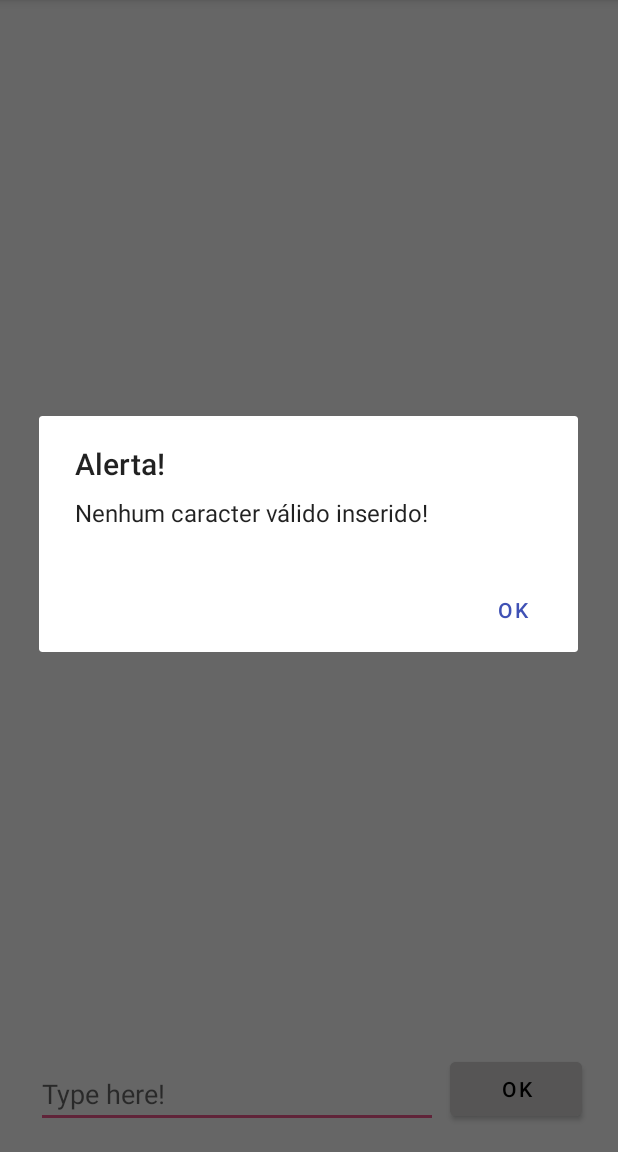
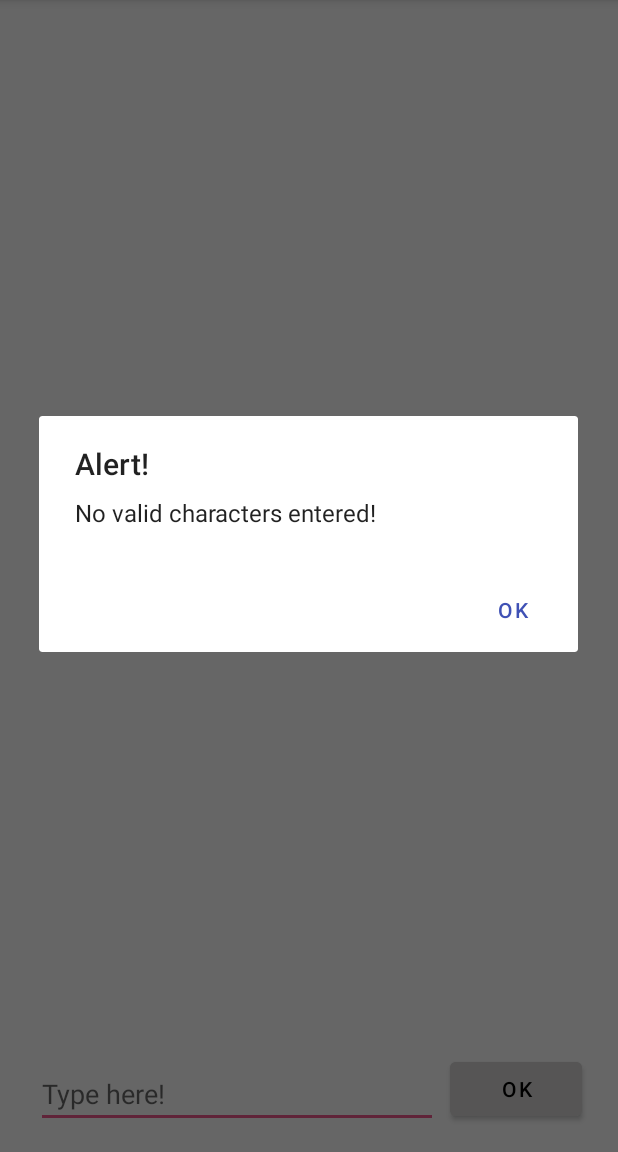
Before and after one commit to gabriaraujo/scrabble, an Android app: the screen it shows after launch (MainActivity), after a tap on "OK", on a phone screen of 412 x 824 dp, the part 84-1236 px from its top. Run offline under Robolectric (Android 15) with nearby library versions, the phone set to English and light mode, and no system bars.

Commit message:
fix: translation of alerts

```diff
--- a/app/src/main/java/com/exemple/scrabble/FirstFragment.kt
+++ b/app/src/main/java/com/exemple/scrabble/FirstFragment.kt
@@ -204,8 +204,8 @@ class FirstFragment : Fragment() {
         // checks if the string passed by parameter is empty
         if (str.isEmpty()) {
             val dialog = AlertDialog.Builder(this.context)
-            dialog.setTitle("Alerta!")
-            dialog.setMessage("Nenhum caracter válido inserido!")
+            dialog.setTitle("Alert!")
+            dialog.setMessage("No valid characters entered!")
             dialog.setPositiveButton("OK", null)
             dialog.show()
 
@@ -258,8 +258,8 @@ class FirstFragment : Fragment() {
         // issues an alert that some characters will be disregarded
         if (pattern.matcher(text).find() || numPattern.matcher(text).find()) {
             val dialog = AlertDialog.Builder(this.context)
-            dialog.setTitle("Alerta!")
-            dialog.setMessage("Caracteres inválidos foram desconsiderados!")
+            dialog.setTitle("Alert!")
+            dialog.setMessage("Invalid characters have been disregarded!")
             dialog.setPositiveButton("OK", null)
             dialog.show()
         }
```
